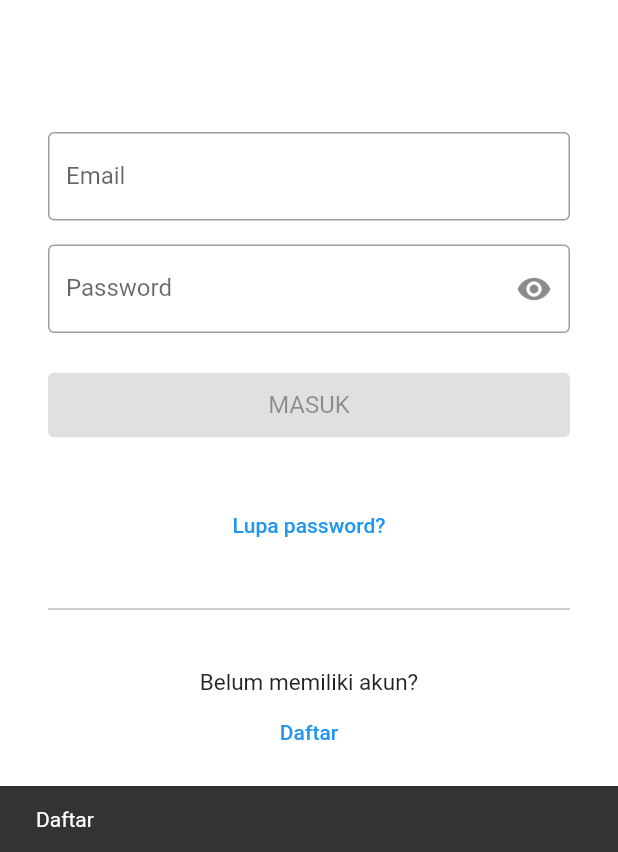
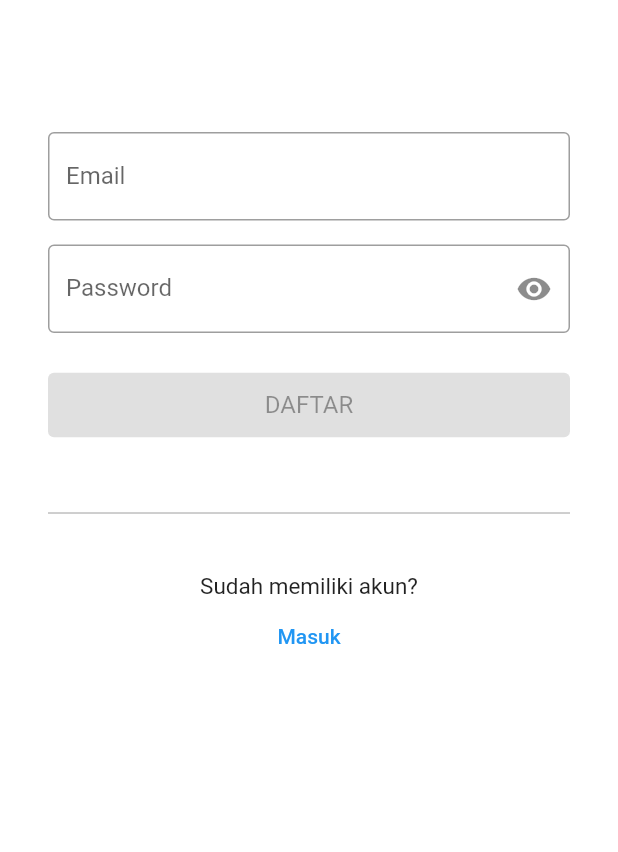
Before and after one commit to hafnisulun/apate-mobile-app, a Flutter app: the screen it shows after launch, after a tap on "Daftar", on a phone screen of 412 x 824 dp, the part 384-1236 px from its top. Run offline on Flutter 3.47's test engine with Material 2 defaults, Android fonts, the phone set to English and light mode, and no system bars; our stand-ins replace bloc, dio, dropdown_search, equatable, flutter_bloc, flutter_secure_storage and 3 more; accounts and stored records are empty.

Commit message:
Add sign up bloc

```diff
--- a/lib/bloc/login/login_bloc.dart
+++ b/lib/bloc/login/login_bloc.dart
@@ -1,9 +1,9 @@
 import 'package:apate/data/models/email.dart';
 import 'package:apate/data/models/password.dart';
 import 'package:apate/data/repositories/login_repository.dart';
-import 'package:bloc/bloc.dart';
 import 'package:dio/dio.dart';
 import 'package:equatable/equatable.dart';
+import 'package:flutter_bloc/flutter_bloc.dart';
 import 'package:formz/formz.dart';
 
 part 'login_event.dart';
--- /dev/null
+++ b/lib/bloc/sign_up/sign_up_event.dart
@@ -0,0 +1,10 @@
+part of 'sign_up_bloc.dart';
+
+abstract class SignUpEvent extends Equatable {
+  const SignUpEvent();
+
+  @override
+  List<Object?> get props => [];
+}
+
+class SignUpPasswordMaskToggle extends SignUpEvent {}
--- /dev/null
+++ b/lib/bloc/sign_up/sign_up_state.dart
@@ -0,0 +1,42 @@
+part of 'sign_up_bloc.dart';
+
+class SignUpState extends Equatable {
+  const SignUpState({
+    this.email = const Email.pure(),
+    this.password = const Password.pure(),
+    this.isPasswordMasked = true,
+    this.status = FormzStatus.pure,
+    this.message = '',
+  });
+
+  final Email email;
+  final Password password;
+  final bool isPasswordMasked;
+  final FormzStatus status;
+  final String message;
+
+  SignUpState copyWith({
+    Email? email,
+    Password? password,
+    bool? isPasswordMasked,
+    FormzStatus? status,
+    String? message,
+  }) {
+    return SignUpState(
+      email: email ?? this.email,
+      password: password ?? this.password,
+      isPasswordMasked: isPasswordMasked ?? this.isPasswordMasked,
+      status: status ?? this.status,
+      message: message ?? this.message,
+    );
+  }
+
+  @override
+  List<Object?> get props => [
+        email,
+        password,
+        isPasswordMasked,
+        status,
+        message,
+      ];
+}
--- a/lib/screens/login_screen.dart
+++ b/lib/screens/login_screen.dart
@@ -2,6 +2,7 @@ import 'package:apate/bloc/login/login_bloc.dart';
 import 'package:apate/components/apt_flat_button.dart';
 import 'package:apate/data/repositories/login_repository.dart';
 import 'package:apate/screens/home_screen.dart';
+import 'package:apate/screens/sign_up_screen.dart';
 import 'package:flutter/material.dart';
 import 'package:flutter/services.dart';
 import 'package:flutter_bloc/flutter_bloc.dart';
@@ -135,9 +136,8 @@ class EmailInput extends StatelessWidget {
         ),
         keyboardType: TextInputType.emailAddress,
         textInputAction: TextInputAction.next,
-        onChanged: (value) {
-          context.read<LoginBloc>().add(EmailChanged(email: value));
-        },
+        onChanged: (value) =>
+            context.read<LoginBloc>().add(EmailChanged(email: value)),
       ),
     );
   }
@@ -146,30 +146,30 @@ class EmailInput extends StatelessWidget {
 class PasswordInput extends StatelessWidget {
   @override
   Widget build(BuildContext context) {
-    return BlocBuilder<LoginBloc, LoginState>(
-      builder: (context, state) {
     return Padding(
       padding: const EdgeInsets.symmetric(vertical: 8),
-          child: TextField(
+      child: BlocBuilder<LoginBloc, LoginState>(
+        builder: (context, state) {
+          return TextField(
             decoration: InputDecoration(
               border: OutlineInputBorder(),
               labelText: 'Password',
               suffixIcon: IconButton(
-                icon: state.isPasswordMasked
-                    ? Icon(Icons.visibility)
-                    : Icon(Icons.visibility_off),
-                onPressed: () {
-                  context.read<LoginBloc>().add(PasswordMaskToggle());
-                },
+                icon: Icon(
+                  state.isPasswordMasked
+                      ? Icons.visibility
+                      : Icons.visibility_off,
+                ),
+                onPressed: () =>
+                    context.read<LoginBloc>().add(PasswordMaskToggle()),
               ),
             ),
             obscureText: state.isPasswordMasked,
-            onChanged: (value) {
-              context.read<LoginBloc>().add(PasswordChanged(password: value));
+            onChanged: (value) =>
+                context.read<LoginBloc>().add(PasswordChanged(password: value)),
+          );
         },
       ),
-        );
-      },
     );
   }
 }
@@ -223,10 +223,10 @@ class SignUpView extends StatelessWidget {
         children: [
           Text('Belum memiliki akun?'),
           TextButton(
-            onPressed: () => ScaffoldMessenger.of(context).showSnackBar(
-              SnackBar(
-                content: Text('Daftar'),
-              ),
+            onPressed: () => Navigator.pushAndRemoveUntil(
+              context,
+              MaterialPageRoute(builder: (context) => SignUpScreen()),
+              (_) => false,
             ),
             child: Text('Daftar'),
           ),
@@ -239,7 +239,8 @@ class SignUpView extends StatelessWidget {
 class OpacityView extends StatelessWidget {
   @override
   Widget build(BuildContext context) {
-    return BlocBuilder<LoginBloc, LoginState>(builder: (context, state) {
+    return BlocBuilder<LoginBloc, LoginState>(
+      builder: (context, state) {
         if (state.status.isSubmissionInProgress) {
           return Opacity(
             opacity: 0.7,
@@ -251,14 +252,16 @@ class OpacityView extends StatelessWidget {
         } else {
           return Container();
         }
-    });
+      },
+    );
   }
 }
 
 class LoadingView extends StatelessWidget {
   @override
   Widget build(BuildContext context) {
-    return BlocBuilder<LoginBloc, LoginState>(builder: (context, state) {
+    return BlocBuilder<LoginBloc, LoginState>(
+      builder: (context, state) {
         if (state.status.isSubmissionInProgress) {
           return Center(
             child: AlertDialog(
@@ -267,7 +270,8 @@ class LoadingView extends StatelessWidget {
                   CircularProgressIndicator(),
                   Container(
                     margin: EdgeInsets.only(left: 16),
-                    child: Text("Loading...")),
+                    child: Text("Loading..."),
+                  ),
                 ],
               ),
             ),
@@ -275,6 +279,7 @@ class LoadingView extends StatelessWidget {
         } else {
           return Container();
         }
-    });
+      },
+    );
   }
 }
--- a/lib/screens/sign_up_screen.dart
+++ b/lib/screens/sign_up_screen.dart
@@ -1,7 +1,9 @@
+import 'package:apate/bloc/sign_up/sign_up_bloc.dart';
 import 'package:apate/components/apt_flat_button.dart';
 import 'package:apate/screens/login_screen.dart';
 import 'package:flutter/material.dart';
 import 'package:flutter/services.dart';
+import 'package:flutter_bloc/flutter_bloc.dart';
 
 class SignUpScreen extends StatelessWidget {
   @override
@@ -15,7 +17,10 @@ class SignUpScreen extends StatelessWidget {
         elevation: 0,
         systemOverlayStyle: SystemUiOverlayStyle.dark,
       ),
-      body: SignUpView(),
+      body: BlocProvider(
+        create: (context) => SignUpBloc(),
+        child: SignUpView(),
+      ),
     );
   }
 }
@@ -23,6 +28,11 @@ class SignUpScreen extends StatelessWidget {
 class SignUpView extends StatelessWidget {
   @override
   Widget build(BuildContext context) {
+    return BlocListener<SignUpBloc, SignUpState>(
+      listener: (context, state) {
+        print('state: $state');
+      },
+      child: BlocBuilder<SignUpBloc, SignUpState>(builder: (context, state) {
         return LayoutBuilder(
           builder: (BuildContext context, BoxConstraints constraints) {
             return Stack(
@@ -43,8 +53,8 @@ class SignUpView extends StatelessWidget {
                           ),
                           child: Center(
                             child: Image(
-                          image:
-                              AssetImage('assets/images/apate_a_blue_logo.png'),
+                              image: AssetImage(
+                                  'assets/images/apate_a_blue_logo.png'),
                               height: 128,
                             ),
                           ),
@@ -72,6 +82,8 @@ class SignUpView extends StatelessWidget {
               ],
             );
           },
+        );
+      }),
     );
   }
 }
@@ -115,16 +127,26 @@ class PasswordInput extends StatelessWidget {
   Widget build(BuildContext context) {
     return Padding(
       padding: const EdgeInsets.symmetric(vertical: 8),
-      child: TextField(
+      child: BlocBuilder<SignUpBloc, SignUpState>(
+        builder: (context, state) {
+          print('state.isPasswordMasked: ${state.isPasswordMasked}');
+          return TextField(
             decoration: InputDecoration(
               border: OutlineInputBorder(),
               labelText: 'Password',
               suffixIcon: IconButton(
-            icon: Icon(Icons.remove_red_eye),
-            onPressed: () {},
+                icon: Icon(
+                  state.isPasswordMasked
+                      ? Icons.visibility
+                      : Icons.visibility_off,
+                ),
+                onPressed: () =>
+                    context.read<SignUpBloc>().add(SignUpPasswordMaskToggle()),
               ),
             ),
-        obscureText: true,
+            obscureText: state.isPasswordMasked,
+          );
+        },
       ),
     );
   }
```
Also changed, not shown: lib/bloc/sign_up/sign_up_bloc.dart (added, +32 -0 lines). Lines whose indentation alone changed are shown as unchanged.
